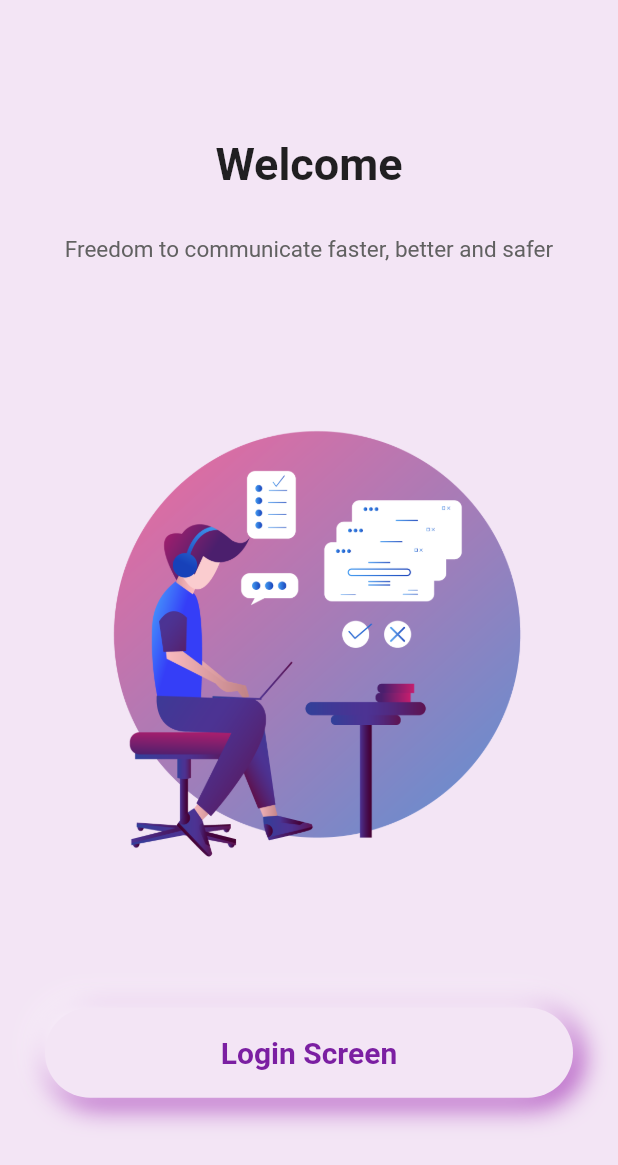
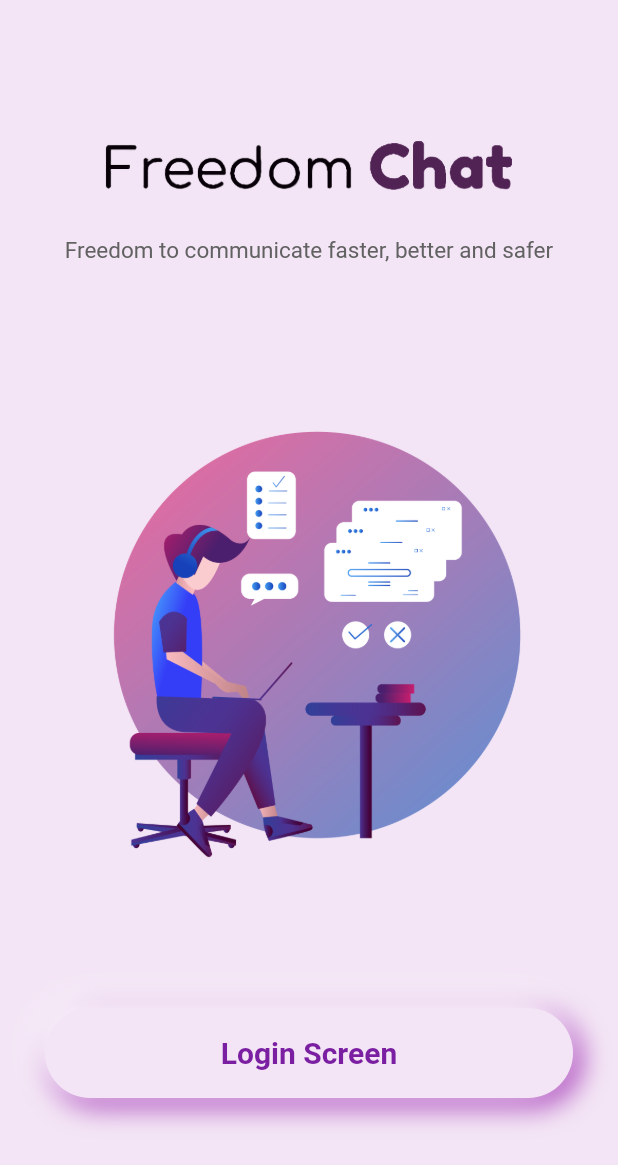
Before and after one commit to realnihal/freedomchat, a Flutter app: the screen it shows after launch, on a phone screen of 412 x 824 dp. Shown: the top 1165 px of the screen. Run offline on Flutter 3.47's test engine with Material 2 defaults, Android fonts, the phone set to English and light mode, and no system bars; our stand-ins replace cached_network_image, cloud_firestore, emoji_picker_flutter, firebase_auth, firebase_core, google_sign_in and 2 more; accounts and stored records are empty.

Commit message:
added new logos

```diff
--- a/lib/screens/login_screen.dart
+++ b/lib/screens/login_screen.dart
@@ -31,21 +31,19 @@ class LoginScreenState extends State<LoginScreen> {
             children: [
               isLoginPressed
                   ? Container(
-                    height: 90,
-                    child: Center(
-                        child: CircularProgressIndicator(
+                      height: 85,
+                      child: Center(
+                          child: CircularProgressIndicator(
                         backgroundColor: Colors.purple,
                         strokeWidth: 5,
                       )),
-                  )
+                    )
                   : Column(
                       children: [
-                        Text(
-                          "Welcome",
-                          style: TextStyle(
-                            fontWeight: FontWeight.bold,
-                            fontSize: 30,
-                          ),
+                        Container(
+                          width: MediaQuery.of(context).size.width / 1.5,
+                          child:
+                              Image(image: AssetImage("assets/logo_text.png")),
                         ),
                         SizedBox(
                           height: 30,
@@ -104,10 +102,9 @@ class LoginScreenState extends State<LoginScreen> {
                       child: Text(
                         "Login Screen",
                         style: TextStyle(
-                          color: Colors.purple.shade700,
-                          fontWeight: FontWeight.bold,
-                          fontSize: 20
-                        ),
+                            color: Colors.purple.shade700,
+                            fontWeight: FontWeight.bold,
+                            fontSize: 20),
                       ),
                     ),
                   ),
--- a/pubspec.yaml
+++ b/pubspec.yaml
@@ -44,6 +44,12 @@ dev_dependencies:
   flutter_test:
     sdk: flutter
   flutter_lints: ^1.0.0
+  flutter_launcher_icons: "^0.9.2"
+
+flutter_icons:
+  android: true
+  ios: true
+  image_path: "assets/logo_round.png"
 
 
 flutter_native_splash:
```
Also changed, not shown: pubspec.lock, 22 other files.
